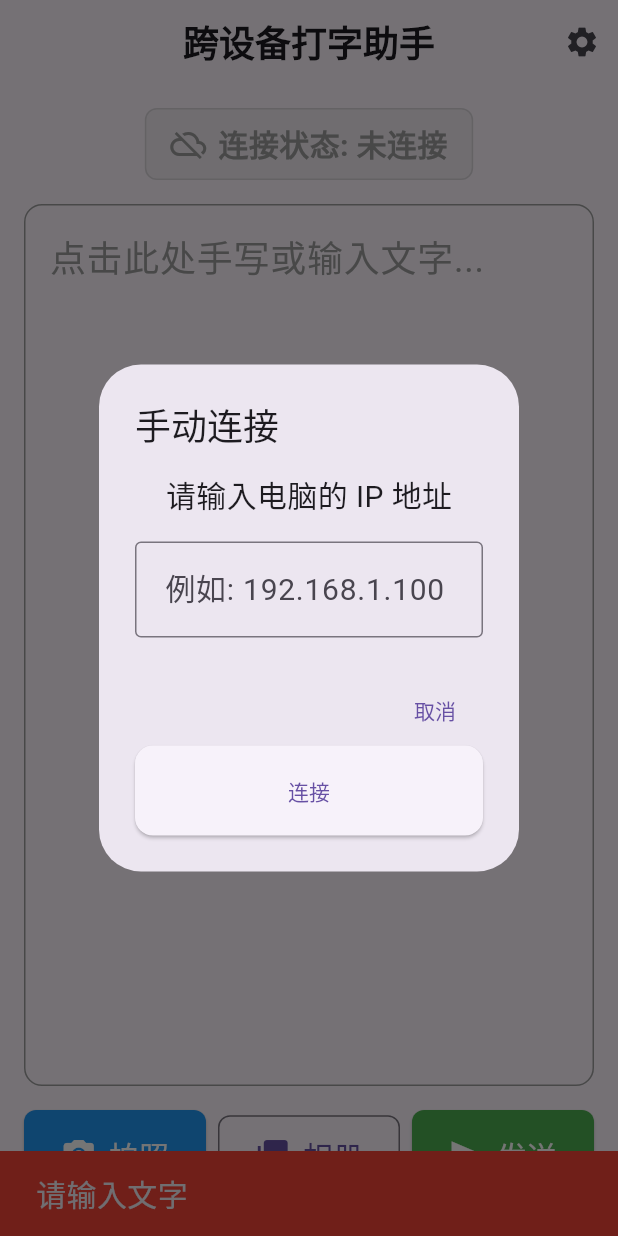
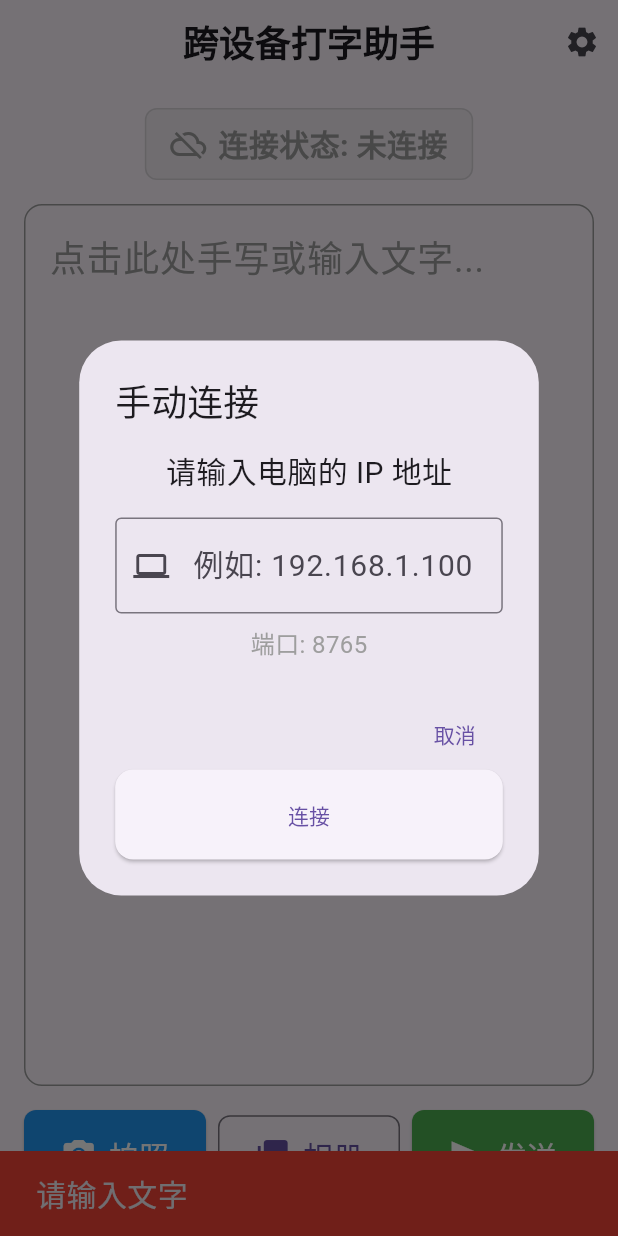
Before and after one commit to jo8tony/typing-assistant, a Flutter app: the screen it shows after launch, item 3 of the bottom bar chosen, after a tap on the "settings" icon, on a phone screen of 412 x 824 dp. Run offline on Flutter 3.47's test engine with Material 3 defaults, Android fonts, the light colour scheme and no system bars; our stand-ins replace image_picker, multicast_dns, permission_handler; missing offline and left inert: google_mlkit_text_recognition; statements that could not run were skipped.

Commit message:
修复手动连接无反馈问题
- WebSocketService 添加监听器转发，确保 UI 能收到状态更新
- connect() 方法返回 boolean 表示连接结果
- 添加连接超时处理，使用 _channel.ready 等待连接建立
- 连接对话框添加加载状态、IP 格式验证和错误反馈
- ConnectionStatusWidget 添加加载动画和错误信息显示

```diff
--- a/mobile_app/lib/screens/home_screen.dart
+++ b/mobile_app/lib/screens/home_screen.dart
@@ -185,10 +185,13 @@ class _HomeScreenState extends State<HomeScreen> {
   /// 显示连接对话框
   void _showConnectionDialog() {
     final ipController = TextEditingController();
+    bool isConnecting = false;
 
     showDialog(
       context: context,
-      builder: (context) => AlertDialog(
+      barrierDismissible: false,
+      builder: (context) => StatefulBuilder(
+        builder: (context, setDialogState) => AlertDialog(
           title: const Text(
             '手动连接',
             style: TextStyle(fontSize: Constants.fontSizeLarge),
@@ -203,34 +206,78 @@ class _HomeScreenState extends State<HomeScreen> {
               const SizedBox(height: 16),
               TextField(
                 controller: ipController,
-              keyboardType: TextInputType.number,
+                keyboardType: const TextInputType.numberWithOptions(decimal: true),
+                enabled: !isConnecting,
                 decoration: const InputDecoration(
                   hintText: '例如: 192.168.1.100',
                   border: OutlineInputBorder(),
+                  prefixIcon: Icon(Icons.computer),
                 ),
                 style: const TextStyle(fontSize: Constants.fontSizeNormal),
+              ),
+              const SizedBox(height: 8),
+              Text(
+                '端口: ${Constants.websocketPort}',
+                style: const TextStyle(
+                  fontSize: Constants.fontSizeSmall,
+                  color: Colors.grey,
+                ),
               ),
             ],
           ),
           actions: [
             TextButton(
-            onPressed: () => Navigator.pop(context),
+              onPressed: isConnecting ? null : () => Navigator.pop(context),
               child: const Text('取消'),
             ),
             ElevatedButton(
-            onPressed: () {
+              onPressed: isConnecting
+                  ? null
+                  : () async {
                       final ip = ipController.text.trim();
-              if (ip.isNotEmpty) {
-                context.read<WebSocketService>().connectManually(
+                      if (ip.isEmpty) {
+                        _showSnackBar('请输入 IP 地址');
+                        return;
+                      }
+
+                      // 简单的 IP 格式验证
+                      final ipRegex = RegExp(r'^(\d{1,3}\.){3}\d{1,3}$');
+                      if (!ipRegex.hasMatch(ip)) {
+                        _showSnackBar('IP 地址格式不正确');
+                        return;
+                      }
+
+                      setDialogState(() => isConnecting = true);
+
+                      final wsService = context.read<WebSocketService>();
+                      final success = await wsService.connectManually(
                         ip,
                         Constants.websocketPort,
                       );
+
+                      if (mounted) {
+                        setDialogState(() => isConnecting = false);
+
+                        if (success) {
                           Navigator.pop(context);
+                          _showSnackBar('连接成功！', isError: false);
+                        } else {
+                          // 显示错误信息，但不关闭对话框
+                          final errorMsg = wsService.connectionModel.errorMessage;
+                          _showSnackBar(errorMsg.isNotEmpty ? errorMsg : '连接失败');
+                        }
                       }
                     },
-            child: const Text('连接'),
+              child: isConnecting
+                  ? const SizedBox(
+                      width: 20,
+                      height: 20,
+                      child: CircularProgressIndicator(strokeWidth: 2),
+                    )
+                  : const Text('连接'),
             ),
           ],
+        ),
       ),
     );
   }
--- a/mobile_app/lib/services/websocket_service.dart
+++ b/mobile_app/lib/services/websocket_service.dart
@@ -7,6 +7,14 @@ import 'package:web_socket_channel/io.dart';
 import '../models/connection_model.dart';
 import '../utils/constants.dart';
 import 'discovery_service.dart';
+
+/// 超时异常
+class TimeoutException implements Exception {
+  final String message;
+  TimeoutException(this.message);
+  @override
+  String toString() => message;
+}
 
 /// WebSocket 通信服务
 class WebSocketService extends ChangeNotifier {
@@ -18,20 +26,35 @@ class WebSocketService extends ChangeNotifier {
 
   ConnectionModel get connectionModel => _connectionModel;
 
+  WebSocketService() {
+    // 监听连接模型的变化，并通知 UI 更新
+    _connectionModel.addListener(() {
+      notifyListeners();
+    });
+  }
+
   /// 连接到指定的电脑
-  Future<void> connect(DiscoveredComputer computer) async {
+  Future<bool> connect(DiscoveredComputer computer) async {
     await disconnect();
 
     _connectionModel.setConnecting();
     _shouldReconnect = true;
 
+    final wsUrl = 'ws://${computer.ip}:${computer.port}';
+    print('正在连接到: $wsUrl');
+
     try {
-      final wsUrl = 'ws://${computer.ip}:${computer.port}';
-      print('正在连接到: $wsUrl');
-
       _channel = IOWebSocketChannel.connect(
         wsUrl,
-        connectTimeout: const Duration(seconds: 10),
+        connectTimeout: const Duration(seconds: 5),
+      );
+
+      // 等待连接建立或超时
+      await _channel!.ready.timeout(
+        const Duration(seconds: 5),
+        onTimeout: () {
+          throw TimeoutException('连接超时，请检查 IP 地址和端口是否正确');
+        },
       );
 
       // 监听连接状态
@@ -49,22 +72,30 @@ class WebSocketService extends ChangeNotifier {
       // 取消重连定时器
       _reconnectTimer?.cancel();
 
+      print('连接成功: $wsUrl');
+      return true;
+    } on TimeoutException catch (e) {
+      print('连接超时: $e');
+      _connectionModel.setError('连接超时，请检查:\n1. IP 地址是否正确\n2. 电脑端服务是否已启动\n3. 手机和电脑是否在同一网络');
+      _scheduleReconnect(computer);
+      return false;
     } catch (e) {
       print('连接失败: $e');
       _connectionModel.setError('连接失败: $e');
       _scheduleReconnect(computer);
+      return false;
     }
   }
 
   /// 手动连接到指定 IP
-  Future<void> connectManually(String ip, int port) async {
+  Future<bool> connectManually(String ip, int port) async {
     final computer = DiscoveredComputer(
       name: '手动输入',
       ip: ip,
       port: port,
       platform: 'manual',
     );
-    await connect(computer);
+    return await connect(computer);
   }
 
   /// 断开连接
--- a/mobile_app/lib/widgets/connection_status.dart
+++ b/mobile_app/lib/widgets/connection_status.dart
@@ -15,6 +15,7 @@ class ConnectionStatusWidget extends StatelessWidget {
   Widget build(BuildContext context) {
     Color statusColor;
     IconData statusIcon;
+    Widget? statusIndicator;
 
     switch (connectionModel.status) {
       case ConnectionStatus.connected:
@@ -24,6 +25,14 @@ class ConnectionStatusWidget extends StatelessWidget {
       case ConnectionStatus.connecting:
         statusColor = Colors.orange;
         statusIcon = Icons.sync;
+        statusIndicator = SizedBox(
+          width: 20,
+          height: 20,
+          child: CircularProgressIndicator(
+            strokeWidth: 2,
+            valueColor: AlwaysStoppedAnimation<Color>(statusColor),
+          ),
+        );
         break;
       case ConnectionStatus.error:
         statusColor = Colors.red;
@@ -35,7 +44,10 @@ class ConnectionStatusWidget extends StatelessWidget {
         break;
     }
 
-    return Container(
+    return Column(
+      mainAxisSize: MainAxisSize.min,
+      children: [
+        Container(
           padding: const EdgeInsets.symmetric(
             horizontal: Constants.paddingNormal,
             vertical: Constants.paddingSmall,
@@ -48,7 +60,7 @@ class ConnectionStatusWidget extends StatelessWidget {
           child: Row(
             mainAxisSize: MainAxisSize.min,
             children: [
-          Icon(
+              statusIndicator ?? Icon(
                 statusIcon,
                 color: statusColor,
                 size: 24,
@@ -74,6 +86,28 @@ class ConnectionStatusWidget extends StatelessWidget {
               ],
             ],
           ),
+        ),
+        // 显示错误信息
+        if (connectionModel.status == ConnectionStatus.error &&
+            connectionModel.errorMessage.isNotEmpty) ...[
+          const SizedBox(height: 8),
+          Container(
+            padding: const EdgeInsets.all(Constants.paddingSmall),
+            decoration: BoxDecoration(
+              color: Colors.red.withOpacity(0.05),
+              borderRadius: BorderRadius.circular(4),
+            ),
+            child: Text(
+              connectionModel.errorMessage,
+              style: TextStyle(
+                fontSize: Constants.fontSizeSmall,
+                color: Colors.red[700],
+              ),
+              textAlign: TextAlign.center,
+            ),
+          ),
+        ],
+      ],
     );
   }
 }
```
Lines whose indentation alone changed are shown as unchanged.
